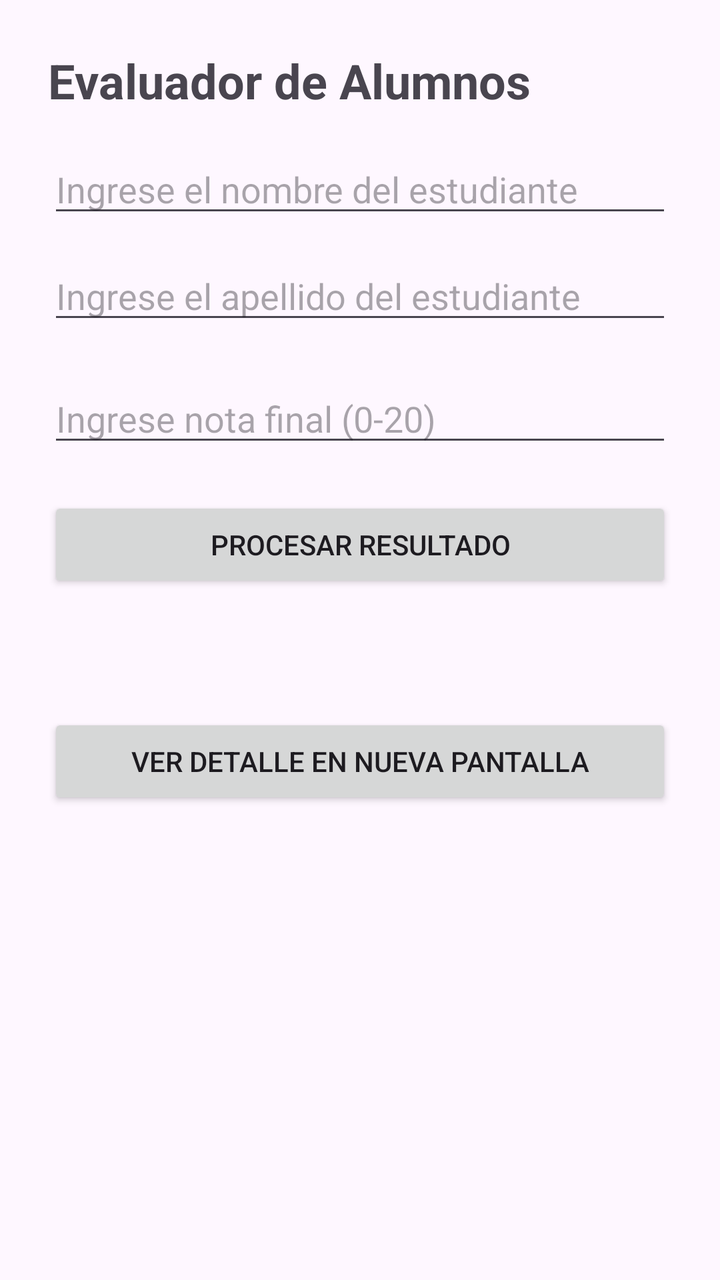
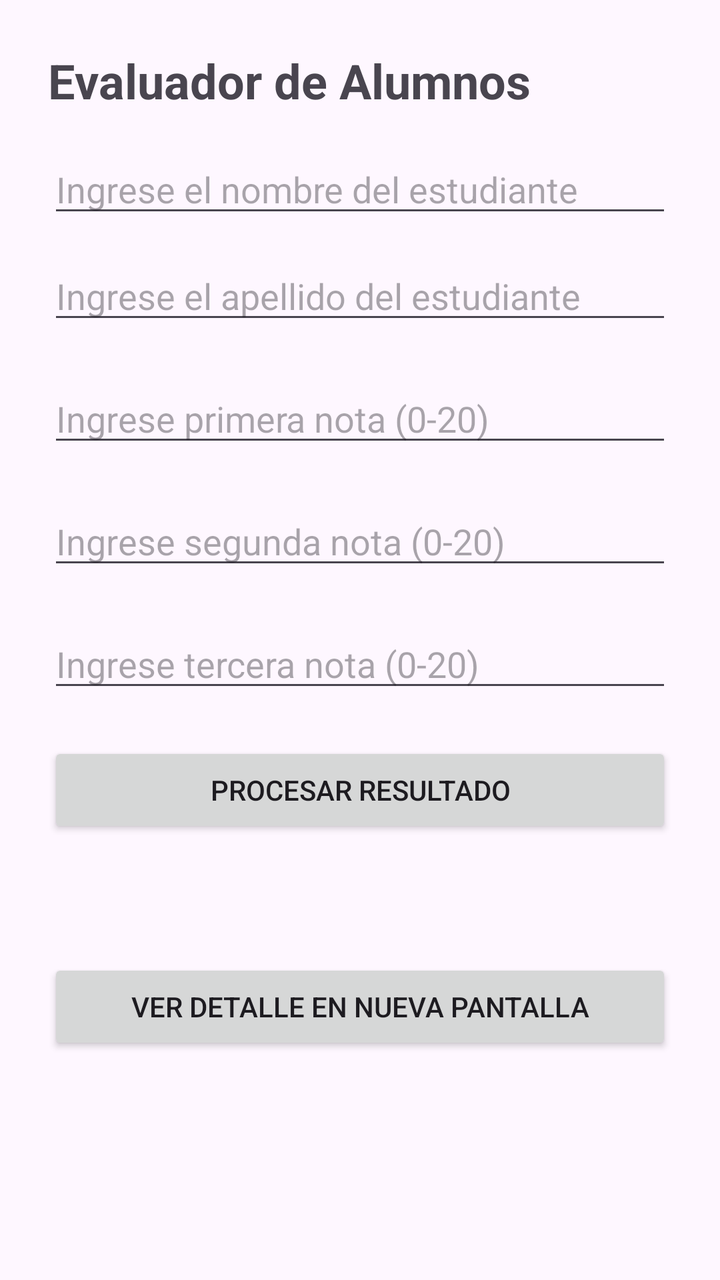

Before-and-after screenshots of an Android layout around one commit, followed by the original layout XML and the change that was made.
<!-- AndroidManifest.xml: application theme Theme.Practica_Guiada_1 -->
<!-- res/layout/activity_main.xml -->
<?xml version="1.0" encoding="utf-8"?>
<LinearLayout
    xmlns:android="http://schemas.android.com/apk/res/android"
    android:layout_width="match_parent"
    android:layout_height="match_parent"
    android:orientation="vertical"
    android:padding="24dp">



    
    <TextView
        android:id="@+id/tvTitulo"
        android:layout_width="wrap_content"
        android:layout_height="wrap_content"
        android:text="Evaluador de Alumnos"
        android:textSize="24sp"
        android:textStyle="bold"
        android:layout_marginBottom="16dp" />

    
    <EditText
        android:id="@+id/etNombre"
        android:layout_width="match_parent"
        android:layout_height="wrap_content"
        android:hint="Ingrese el nombre del estudiante"
        android:inputType="textPersonName"
        android:layout_marginBottom="12dp" />

    <EditText
        android:id="@+id/etApellido"
        android:layout_width="match_parent"
        android:layout_height="wrap_content"
        android:hint="Ingrese el apellido del estudiante"
        android:inputType="textPersonName"
        android:layout_marginBottom="20dp" />

    
    <EditText
        android:id="@+id/etNota"
        android:layout_width="match_parent"
        android:layout_height="wrap_content"
        android:hint="Ingrese nota final (0-20)"
        android:inputType="numberDecimal"
        android:layout_marginBottom="20dp" />

    
    <Button
        android:id="@+id/btnEvaluar"
        android:layout_width="match_parent"
        android:layout_height="wrap_content"
        android:text="Procesar Resultado" />

    
    <TextView
        android:id="@+id/tvResultado"
        android:layout_width="match_parent"
        android:layout_height="wrap_content"
        android:textSize="18sp"
        android:layout_marginTop="20dp"
        android:textColor="#333333"/>

    
    <Button
        android:id="@+id/btnNavegar"
        android:layout_width="match_parent"
        android:layout_height="wrap_content"
        android:text="Ver Detalle en Nueva Pantalla"
        android:layout_marginTop="16dp" />

</LinearLayout>
<!-- resources referenced by this layout -->
<resources>
  <style name="Theme.Practica_Guiada_1" parent="Base.Theme.Practica_Guiada_1" />
  <style name="Base.Theme.Practica_Guiada_1" parent="Theme.Material3.DayNight.NoActionBar">
          
          
      </style>
</resources>

<!-- the commit's change to res/layout/activity_main.xml (unified diff, before → after) -->
@@ -37,10 +37,26 @@
 
     
     <EditText
-        android:id="@+id/etNota"
+        android:id="@+id/etNota1"
         android:layout_width="match_parent"
         android:layout_height="wrap_content"
-        android:hint="Ingrese nota final (0-20)"
+        android:hint="Ingrese primera nota (0-20)"
+        android:inputType="numberDecimal"
+        android:layout_marginBottom="20dp" />
+
+    <EditText
+        android:id="@+id/etNota2"
+        android:layout_width="match_parent"
+        android:layout_height="wrap_content"
+        android:hint="Ingrese segunda nota (0-20)"
+        android:inputType="numberDecimal"
+        android:layout_marginBottom="20dp" />
+
+    <EditText
+        android:id="@+id/etNota3"
+        android:layout_width="match_parent"
+        android:layout_height="wrap_content"
+        android:hint="Ingrese tercera nota (0-20)"
         android:inputType="numberDecimal"
         android:layout_marginBottom="20dp" />
 
